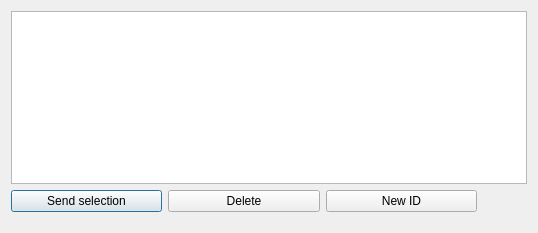
First picture: the form in sendmsgdialog.ui, repository RauchendeKanonen/qcanobserver, before the edit.
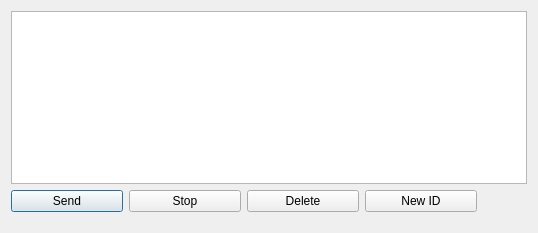
Second picture: the form after the edit.

```diff
--- a/sendmsgdialog.ui
+++ b/sendmsgdialog.ui
@@ -38,12 +38,19 @@
      <item>
       <widget class="QPushButton" name="SendButton">
        <property name="text">
-        <string>Send selection</string>
+        <string>Send</string>
        </property>
       </widget>
      </item>
      <item>
-      <widget class="QPushButton" name="delete_2">
+      <widget class="QPushButton" name="SendStopButton">
+       <property name="text">
+        <string>Stop</string>
+       </property>
+      </widget>
+     </item>
+     <item>
+      <widget class="QPushButton" name="DeleteIdButton">
        <property name="text">
         <string>Delete</string>
        </property>
```
Left out of the diff: 2 changed lines with no effect on the pictures.
